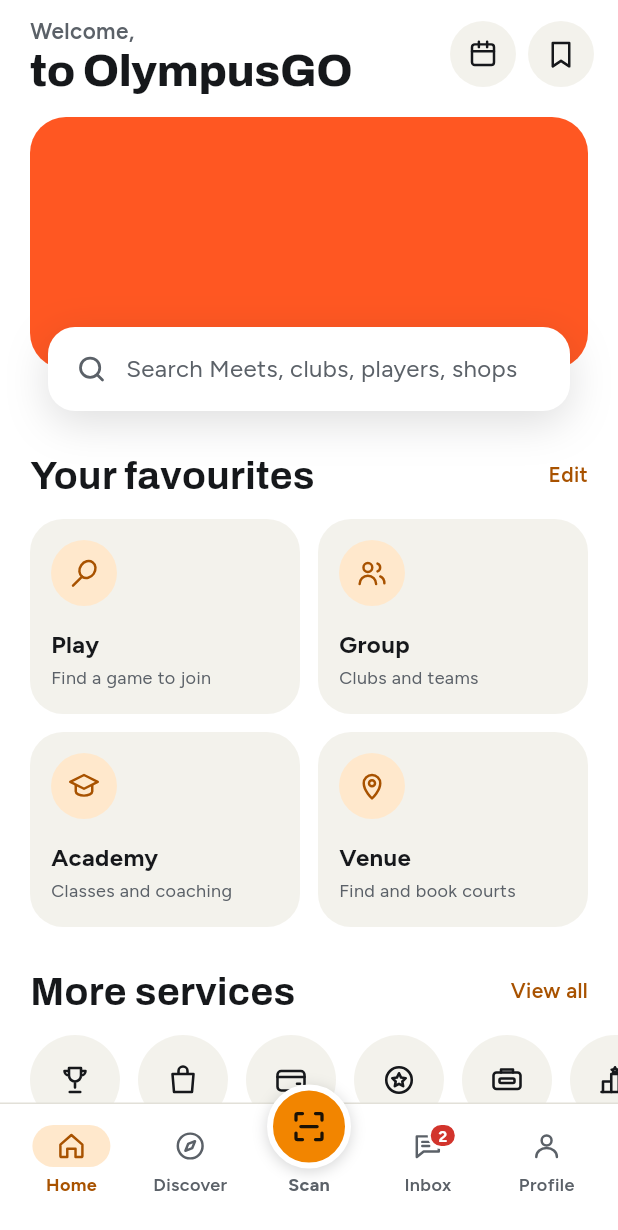
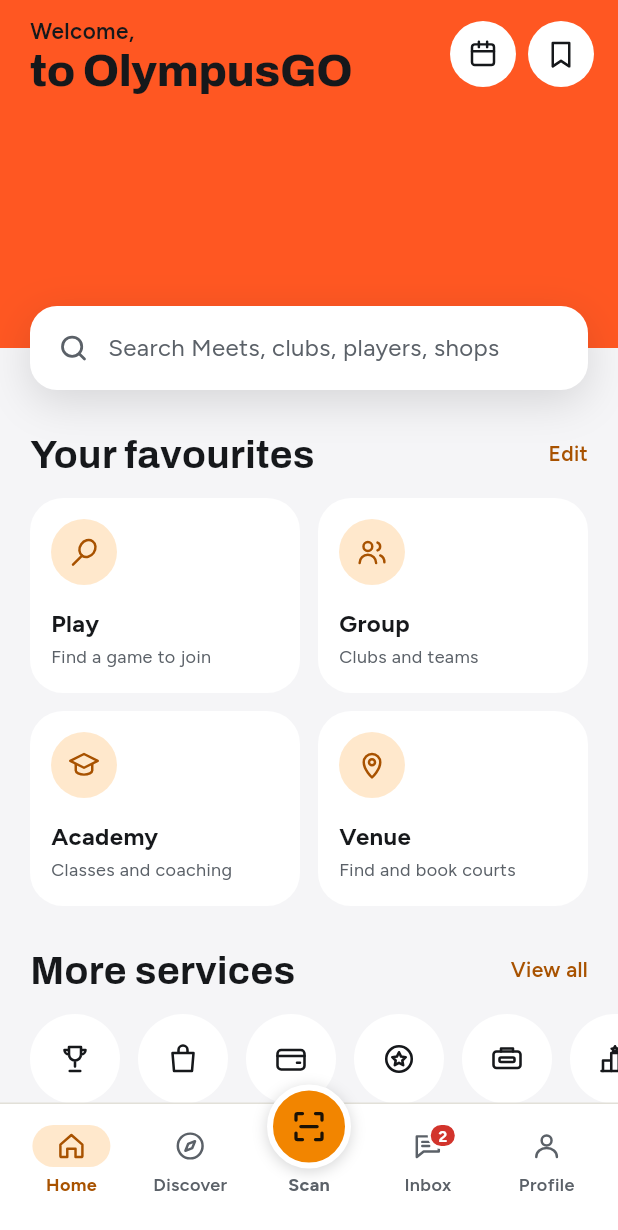
Before and after one commit to olympusgo28-cmyk/olympusgo, a Flutter app: the HomeScreen screen opened by its route, on a phone screen of 412 x 824 dp. Shown: the top 1230 px of the screen. Run offline on Flutter 3.47's test engine with Material 3 defaults, Android fonts, the phone set to English and light mode, and no system bars; our stand-ins replace flutter_riverpod, flutter_secure_storage, flutter_svg, freezed_annotation, go_router, google_fonts and 6 more; missing offline and left inert: mobile_scanner; accounts and stored records are empty; generated files the repository leaves out were written again.

Commit message:
Home: full-width hero under the header, grey page in light
The deep orange hero now runs edge to edge from under the status bar,
with the greeting and the My schedule and Saved buttons on it (dark ink
and white circles, for contrast on the orange). The search bar still
floats over its bottom edge.

In light the page is a light grey (#F5F5F7) with white cards: favourite
cards, service circles, player and product tiles. Two new tokens,
canvas and canvasCard, carry this; in dark they match the page and the
soft fill, so dark is unchanged. The Players and Popular items rows,
the service widgets and the status band take an optional colour, so
Discover and All services keep theirs.

Co-Authored-By: Claude Opus 5.5 <noreply@anthropic.com>
Claude-Session: https://claude.ai/code/session_01Ff7kkL7j674fjERfZ3NAtF

```diff
--- a/lib/core/theme/og_colors.dart
+++ b/lib/core/theme/og_colors.dart
@@ -27,6 +27,8 @@ class OgColors extends ThemeExtension<OgColors> {
     required this.onInverseCard,
     required this.onInverseCardMuted,
     required this.highlight,
+    required this.canvas,
+    required this.canvasCard,
   });
 
   final Color primary;
@@ -57,6 +59,12 @@ class OgColors extends ThemeExtension<OgColors> {
 
   /// Lime used for eyebrows and icons on dark cards (#C6FF00).
   final Color highlight;
+
+  /// A grey page with cards on it (Home). In dark it is the usual page.
+  final Color canvas;
+
+  /// Cards and tiles on [canvas]: white in light, the soft fill in dark.
+  final Color canvasCard;
 
   // ThemeTokens: light "Tangerine", dark "Electric lime".
   static const tangerine = Color(0xFFF28500);
@@ -101,6 +109,8 @@ class OgColors extends ThemeExtension<OgColors> {
     onInverseCard: offWhite,
     onInverseCardMuted: grey400,
     highlight: lime,
+    canvas: Color(0xFFF5F5F7),
+    canvasCard: white,
   );
 
   static const dark = OgColors(
@@ -126,6 +136,8 @@ class OgColors extends ThemeExtension<OgColors> {
     onInverseCard: offWhite,
     onInverseCardMuted: grey400,
     highlight: lime,
+    canvas: night,
+    canvasCard: Color(0xFF22262B),
   );
 
   @override
@@ -158,6 +170,8 @@ class OgColors extends ThemeExtension<OgColors> {
       onInverseCard: l(onInverseCard, other.onInverseCard),
       onInverseCardMuted: l(onInverseCardMuted, other.onInverseCardMuted),
       highlight: l(highlight, other.highlight),
+      canvas: l(canvas, other.canvas),
+      canvasCard: l(canvasCard, other.canvasCard),
     );
   }
 }
--- a/lib/features/home/home_rows.dart
+++ b/lib/features/home/home_rows.dart
@@ -58,10 +58,14 @@ class StatusScrim extends StatefulWidget {
     required this.after,
     required this.child,
     this.darkHero = false,
+    this.color,
   });
 
   final double after;
   final Widget child;
+
+  /// The band's colour; the page colour unless given.
+  final Color? color;
 
   /// Light status bar text while the hero is dark.
   final bool darkHero;
@@ -106,7 +110,7 @@ class _StatusScrimState extends State<StatusScrim> {
               child: AnimatedOpacity(
                 opacity: _shown ? 1 : 0,
                 duration: const Duration(milliseconds: 150),
-                child: ColoredBox(color: c.bg),
+                child: ColoredBox(color: widget.color ?? c.bg),
               ),
             ),
           ),
@@ -523,10 +527,14 @@ class PlayerShelf extends ConsumerWidget {
     this.title = 'Players',
     this.linkLabel = 'See all',
     this.linkRoute,
+    this.tileColor,
   });
 
   final String title;
   final String linkLabel;
+
+  /// The tiles' fill; the soft grey unless given.
+  final Color? tileColor;
 
   /// Pushed from the link; without one the link opens Discover.
   final String? linkRoute;
@@ -545,7 +553,11 @@ class PlayerShelf extends ConsumerWidget {
       child: Shelf(
         children: [
           for (final p in players)
-            _PlayerTile(p: p, following: following.contains(p.player.id)),
+            _PlayerTile(
+              p: p,
+              following: following.contains(p.player.id),
+              fill: tileColor ?? context.tones.soft,
+            ),
         ],
       ),
     );
@@ -553,15 +565,19 @@ class PlayerShelf extends ConsumerWidget {
 }
 
 class _PlayerTile extends ConsumerWidget {
-  const _PlayerTile({required this.p, required this.following});
+  const _PlayerTile({
+    required this.p,
+    required this.following,
+    required this.fill,
+  });
 
   final SuggestedPlayer p;
   final bool following;
+  final Color fill;
 
   @override
   Widget build(BuildContext context, WidgetRef ref) {
     final c = context.og;
-    final t = context.tones;
     return Pressable(
       semanticLabel: '${p.player.displayName}, ${p.note}',
       onPressed: () => context.push(Routes.player(p.player.id)),
@@ -569,7 +585,7 @@ class _PlayerTile extends ConsumerWidget {
         width: 132,
         padding: const EdgeInsets.fromLTRB(10, 16, 10, 14),
         decoration: BoxDecoration(
-          color: t.soft,
+          color: fill,
           borderRadius: BorderRadius.circular(22),
         ),
         child: Column(
@@ -593,7 +609,7 @@ class _PlayerTile extends ConsumerWidget {
                       decoration: BoxDecoration(
                         color: c.inverseCard,
                         borderRadius: BorderRadius.circular(10),
-                        border: Border.all(color: t.soft, width: 2),
+                        border: Border.all(color: fill, width: 2),
                       ),
                       alignment: Alignment.center,
                       child: Text(
@@ -745,7 +761,10 @@ class MallShelf extends ConsumerWidget {
 }
 
 class ProductShelf extends ConsumerWidget {
-  const ProductShelf({super.key});
+  const ProductShelf({super.key, this.tileColor});
+
+  /// The picture tiles' fill; the soft grey unless given.
+  final Color? tileColor;
 
   @override
   Widget build(BuildContext context, WidgetRef ref) {
@@ -772,7 +791,7 @@ class ProductShelf extends ConsumerWidget {
                       Container(
                         height: 156,
                         decoration: BoxDecoration(
-                          color: t.soft,
+                          color: tileColor ?? t.soft,
                           borderRadius: BorderRadius.circular(22),
                         ),
                         alignment: Alignment.center,
--- a/lib/features/home/home_screen.dart
+++ b/lib/features/home/home_screen.dart
@@ -7,7 +7,6 @@ import '../../core/providers.dart';
 import '../../core/router/routes.dart';
 import '../../core/theme/og_colors.dart';
 import '../../core/theme/og_text.dart';
-import '../../core/theme/og_tones.dart';
 import '../../core/widgets/og_icon.dart';
 import '../../core/widgets/og_kit.dart';
 import '../../core/widgets/pressable.dart';
@@ -21,9 +20,10 @@ import 'application/home_services.dart';
 import 'home_rows.dart';
 import 'service_widgets.dart';
 
-/// Home: greeting, hero and search, Your favourites, More services, an ad,
-/// then rows of challenges, Meets, events, tournaments, players and popular
-/// items. Rows with nothing in them don't show.
+/// Home: a full-width hero with the greeting and search, Your favourites,
+/// More services, an ad, then rows of challenges, Meets, events, tournaments,
+/// players and popular items. Rows with nothing in them don't show. In light
+/// the page is grey with white cards.
 class HomeScreen extends ConsumerWidget {
   const HomeScreen({super.key});
 
@@ -39,18 +39,17 @@ class HomeScreen extends ConsumerWidget {
   Widget build(BuildContext context, WidgetRef ref) {
     final c = context.og;
     return Scaffold(
-      backgroundColor: c.bg,
+      backgroundColor: c.canvas,
       body: StatusScrim(
-        after: 0,
-        darkHero: Theme.of(context).brightness == Brightness.dark,
+        after: _HeroWithHeader.height,
+        color: c.canvas,
         child: CustomScrollView(
           physics: const AlwaysScrollableScrollPhysics(
             parent: BouncingScrollPhysics(),
           ),
           slivers: [
             CupertinoSliverRefreshControl(onRefresh: () => _refresh(ref)),
-            const SliverToBoxAdapter(child: _Header()),
-            const SliverToBoxAdapter(child: _HeroWithSearch()),
+            const SliverToBoxAdapter(child: _HeroWithHeader()),
             const SliverToBoxAdapter(child: _Favourites()),
             const SliverToBoxAdapter(child: _MoreServices()),
             const SliverToBoxAdapter(child: _AdBanner()),
@@ -67,8 +66,8 @@ class HomeScreen extends ConsumerWidget {
                 title: 'Tournaments',
               ),
             ),
-            const SliverToBoxAdapter(child: PlayerShelf()),
-            const SliverToBoxAdapter(child: ProductShelf()),
+            SliverToBoxAdapter(child: PlayerShelf(tileColor: c.canvasCard)),
+            SliverToBoxAdapter(child: ProductShelf(tileColor: c.canvasCard)),
             SliverToBoxAdapter(
               child: SizedBox(height: MainTabBar.reservedHeight(context)),
             ),
@@ -79,22 +78,55 @@ class HomeScreen extends ConsumerWidget {
   }
 }
 
-// ─── Header ────────────────────────────────────────────────────────────────
+// ─── Hero ──────────────────────────────────────────────────────────────────
+
+/// A plain deep orange hero across the full width, from under the status
+/// bar. The header sits on it, and the search bar floats over its bottom
+/// edge.
+class _HeroWithHeader extends StatelessWidget {
+  const _HeroWithHeader();
+
+  /// The hero's height below the status bar.
+  static const height = 232.0;
+  static const _overlap = 28.0;
+
+  @override
+  Widget build(BuildContext context) {
+    final top = MediaQuery.of(context).padding.top;
+    return SizedBox(
+      height: top + height + _overlap,
+      child: Stack(
+        children: [
+          Positioned(
+            left: 0,
+            right: 0,
+            top: 0,
+            height: top + height,
+            child: const ColoredBox(color: OgColors.deepOrange),
+          ),
+          Positioned(
+            left: 20,
+            right: 16,
+            top: top + 10,
+            child: const _Header(),
+          ),
+          const Positioned(left: 20, right: 20, bottom: 0, child: SearchPill()),
+        ],
+      ),
+    );
+  }
+}
 
 /// "Welcome," and my first name, with My schedule and Saved on the right.
+/// Dark ink on the orange in both themes, for contrast.
 class _Header extends ConsumerWidget {
   const _Header();
 
   @override
   Widget build(BuildContext context, WidgetRef ref) {
-    final c = context.og;
-    final t = context.tones;
-    final top = MediaQuery.of(context).padding.top;
     final first = ref.watch(sessionProfileProvider).value?.firstName ?? '';
     final name = first.isEmpty ? 'to OlympusGO' : first;
-    return Padding(
-      padding: EdgeInsets.fromLTRB(20, top + 10, 16, 0),
-      child: Row(
+    return Row(
       children: [
         Expanded(
           child: Semantics(
@@ -109,14 +141,14 @@ class _Header extends ConsumerWidget {
                     style: OgText.body(
                       15,
                       weight: FontWeight.w600,
-                        color: c.textMuted,
+                      color: OgColors.ink,
                     ),
                   ),
                   Text(
                     name,
                     maxLines: 1,
                     overflow: TextOverflow.ellipsis,
-                      style: OgText.heading(30, color: c.text),
+                    style: OgText.heading(30, color: OgColors.ink),
                   ),
                 ],
               ),
@@ -128,7 +160,8 @@ class _Header extends ConsumerWidget {
           icon: OgIcons.calendarBox,
           label: 'My schedule',
           strokeWidth: 1.8,
-            background: t.soft,
+          background: OgColors.white,
+          color: OgColors.ink,
           onPressed: () => context.push(Routes.schedule()),
         ),
         const SizedBox(width: 8),
@@ -136,46 +169,11 @@ class _Header extends ConsumerWidget {
           icon: OgIcons.bookmark,
           label: 'Saved',
           strokeWidth: 1.8,
-            background: t.soft,
+          background: OgColors.white,
+          color: OgColors.ink,
           onPressed: () => context.push(Routes.saved),
         ),
       ],
-      ),
-    );
-  }
-}
-
-// ─── Hero and search ───────────────────────────────────────────────────────
-
-/// A plain deep orange banner, with the search bar floating over its
-/// bottom edge.
-class _HeroWithSearch extends StatelessWidget {
-  const _HeroWithSearch();
-
-  static const _heroHeight = 168.0;
-  static const _overlap = 28.0;
-
-  @override
-  Widget build(BuildContext context) {
-    return SizedBox(
-      height: 16 + _heroHeight + _overlap,
-      child: Stack(
-        children: [
-          Positioned(
-            left: 20,
-            right: 20,
-            top: 16,
-            height: _heroHeight,
-            child: Container(
-              decoration: BoxDecoration(
-                color: OgColors.deepOrange,
-                borderRadius: BorderRadius.circular(24),
-              ),
-            ),
-          ),
-          const Positioned(left: 32, right: 32, bottom: 0, child: SearchPill()),
-        ],
-      ),
     );
   }
 }
@@ -194,7 +192,10 @@ class _Favourites extends ConsumerWidget {
       onSeeAll: () => context.push(Routes.editFavourites),
       child: Padding(
         padding: const EdgeInsets.symmetric(horizontal: 20),
-        child: FavouriteGrid(services: services.favouriteList),
+        child: FavouriteGrid(
+          services: services.favouriteList,
+          fill: context.og.canvasCard,
+        ),
       ),
     );
   }
@@ -219,7 +220,10 @@ class _MoreServices extends ConsumerWidget {
         ),
         child: Row(
           crossAxisAlignment: CrossAxisAlignment.start,
-          children: [for (final s in more) ServiceCircle(service: s)],
+          children: [
+            for (final s in more)
+              ServiceCircle(service: s, fill: context.og.canvasCard),
+          ],
         ),
       ),
     );
--- a/lib/features/home/service_widgets.dart
+++ b/lib/features/home/service_widgets.dart
@@ -10,9 +10,12 @@ import 'application/home_services.dart';
 
 /// One of Your favourites: a card with a line icon, name and what it's for.
 class FavouriteCard extends StatelessWidget {
-  const FavouriteCard({super.key, required this.service});
+  const FavouriteCard({super.key, required this.service, this.fill});
 
   final HomeService service;
+
+  /// The card's colour; the soft grey unless given.
+  final Color? fill;
 
   @override
   Widget build(BuildContext context) {
@@ -25,7 +28,7 @@ class FavouriteCard extends StatelessWidget {
       child: Container(
         padding: const EdgeInsets.fromLTRB(14, 14, 14, 16),
         decoration: BoxDecoration(
-          color: t.soft,
+          color: fill ?? t.soft,
           borderRadius: BorderRadius.circular(22),
         ),
         child: Column(
@@ -64,9 +67,10 @@ class FavouriteCard extends StatelessWidget {
 
 /// Your favourites as a 2 × 2 grid.
 class FavouriteGrid extends StatelessWidget {
-  const FavouriteGrid({super.key, required this.services});
+  const FavouriteGrid({super.key, required this.services, this.fill});
 
   final List<HomeService> services;
+  final Color? fill;
 
   @override
   Widget build(BuildContext context) {
@@ -82,7 +86,7 @@ class FavouriteGrid extends StatelessWidget {
                   if (i > row) const SizedBox(width: 12),
                   Expanded(
                     child: i < services.length
-                        ? FavouriteCard(service: services[i])
+                        ? FavouriteCard(service: services[i], fill: fill)
                         : const SizedBox.shrink(),
                   ),
                 ],
@@ -97,9 +101,12 @@ class FavouriteGrid extends StatelessWidget {
 
 /// A service in More services: a line icon on a circle, its name below.
 class ServiceCircle extends StatelessWidget {
-  const ServiceCircle({super.key, required this.service});
+  const ServiceCircle({super.key, required this.service, this.fill});
 
   final HomeService service;
+
+  /// The circle's colour; the soft grey unless given.
+  final Color? fill;
 
   static const width = 72.0;
 
@@ -118,7 +125,10 @@ class ServiceCircle extends StatelessWidget {
             Container(
               width: 60,
               height: 60,
-              decoration: BoxDecoration(color: t.soft, shape: BoxShape.circle),
+              decoration: BoxDecoration(
+                color: fill ?? t.soft,
+                shape: BoxShape.circle,
+              ),
               alignment: Alignment.center,
               child: OgIcon(s.icon, size: 24, strokeWidth: 1.7, color: c.text),
             ),
```
Also changed, not shown: 1 other file. Lines whose indentation alone changed are shown as unchanged.
